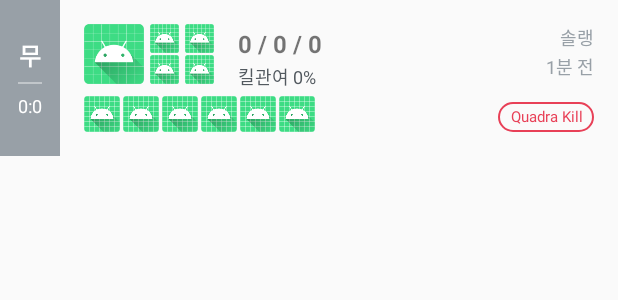
After one commit to KimBooHyeon/Summoner, an Android app: the layout item_game.xml on its own in the app's theme, with its tools: preview values and no code run, on a phone screen of 412 x 824 dp. The commit adds this screen. Shown: the top 300 px of the screen. Run offline under Robolectric (Android 15) with nearby library versions, the phone set to English and light mode, and no system bars; network calls fail.

Commit message:
style: row game

```diff
--- a/app/src/main/java/com/opgg/summoner/adapter/LeagueAdapter.kt
+++ b/app/src/main/java/com/opgg/summoner/adapter/LeagueAdapter.kt
@@ -4,7 +4,7 @@ import android.content.Context
 import android.view.LayoutInflater
 import android.view.ViewGroup
 import com.opgg.summoner.adapter.viewholder.LeagueViewHolder
-import com.opgg.summoner.databinding.RowLeagueBinding
+import com.opgg.summoner.databinding.ItemLeagueBinding
 import com.opgg.summoner.network.models.League
 import com.opgg.summoner.ui.Global
 
@@ -14,7 +14,7 @@ class LeagueAdapter: BaseAdapter<LeagueViewHolder>() {
 
     override fun onCreateViewHolder(parent: ViewGroup, viewType: Int): LeagueViewHolder {
         context = parent.context
-        RowLeagueBinding.inflate(LayoutInflater.from(parent.context), parent, false).let {
+        ItemLeagueBinding.inflate(LayoutInflater.from(parent.context), parent, false).let {
             val holder = LeagueViewHolder(it)
             it.lifecycleOwner = holder
             return holder
--- a/app/src/main/java/com/opgg/summoner/adapter/viewholder/LeagueViewHolder.kt
+++ b/app/src/main/java/com/opgg/summoner/adapter/viewholder/LeagueViewHolder.kt
@@ -1,9 +1,9 @@
 package com.opgg.summoner.adapter.viewholder
 
-import com.opgg.summoner.databinding.RowLeagueBinding
+import com.opgg.summoner.databinding.ItemLeagueBinding
 import com.opgg.summoner.network.models.League
 
-class LeagueViewHolder(private val binding: RowLeagueBinding): BaseViewHolder(binding) {
+class LeagueViewHolder(private val binding: ItemLeagueBinding): BaseViewHolder(binding) {
 
     fun bindView(item: League) {
         binding.vm = LeagueViewHolderVM(item)
--- a/app/src/main/java/com/opgg/summoner/network/ApiDataInterface.kt
+++ b/app/src/main/java/com/opgg/summoner/network/ApiDataInterface.kt
@@ -1,5 +1,6 @@
 package com.opgg.summoner.network
 
+import com.opgg.summoner.network.models.ResponseGame
 import com.opgg.summoner.network.models.ResponseSummoner
 import io.reactivex.rxjava3.core.Observable
 import retrofit2.http.GET
@@ -16,5 +17,5 @@ interface ApiDataInterface {
     fun getSummonerGameInfo(
         @Path("nickname") nickname: String,
         @Query("lastMatch") lastMatch: String,
-    )
+    ): Observable<ResponseGame>
 }
--- /dev/null
+++ b/app/src/main/java/com/opgg/summoner/network/models/Game.kt
@@ -0,0 +1,28 @@
+package com.opgg.summoner.network.models
+
+data class Game(
+    var champion: Champion,
+    var spells: MutableList<ImageUrl>,
+    var items: MutableList<ImageUrl>,
+    var stats: Stats,
+    var isWin: Boolean,
+)
+data class ImageUrl(
+    var imageUrl: String,
+)
+data class Champion(
+    var imageUrl: String,
+    var level: Int = 0,
+)
+data class Stats(
+    var general: General
+)
+data class General(
+    var kill: Int,
+    var death: Int,
+    var asist: Int,
+    var contributionForKillRate: String,
+    var largestMultiKillString: String,
+    var opScoreBadge: String
+)
+data class ResponseGame(var games: Game)
--- /dev/null
+++ b/app/src/main/res/drawable/border_darkish_pink.xml
@@ -0,0 +1,5 @@
+<shape xmlns:android="http://schemas.android.com/apk/res/android">
+    <stroke android:width="1dp" android:color="@color/darkish_pink" />
+    <solid android:color="@android:color/transparent" />
+    <corners android:radius="12dp" />
+</shape>
--- /dev/null
+++ b/app/src/main/res/layout/item_game.xml
@@ -0,0 +1,188 @@
+<?xml version="1.0" encoding="utf-8"?>
+<layout xmlns:android="http://schemas.android.com/apk/res/android"
+    xmlns:app="http://schemas.android.com/apk/res-auto"
+    xmlns:tools="http://schemas.android.com/tools">
+    <androidx.constraintlayout.widget.ConstraintLayout
+        android:layout_width="match_parent"
+        android:layout_height="104dp">
+
+        <LinearLayout
+            android:id="@+id/ll_score"
+            android:orientation="vertical"
+            android:layout_width="40dp"
+            android:layout_height="match_parent"
+            app:layout_constraintLeft_toLeftOf="parent"
+            android:gravity="center"
+            android:background="@color/cool_grey">
+            <TextView
+                android:layout_width="wrap_content"
+                android:layout_height="wrap_content"
+                android:textSize="16sp"
+                android:textColor="@color/white"
+                android:textStyle="bold"
+                tools:text="무"/>
+            <View
+                android:layout_width="16dp"
+                android:layout_height="1dp"
+                android:layout_marginTop="6dp"
+                android:layout_marginBottom="6dp"
+                android:background="@color/white_40"/>
+            <TextView
+                android:layout_width="wrap_content"
+                android:layout_height="wrap_content"
+                android:textSize="12sp"
+                android:textColor="@color/white"
+                tools:text="0:0"/>
+        </LinearLayout>
+
+        <ImageView
+            android:id="@+id/iv_champion"
+            android:layout_width="40dp"
+            android:layout_height="40dp"
+            android:layout_marginTop="16dp"
+            android:layout_marginStart="16dp"
+            app:layout_constraintLeft_toRightOf="@id/ll_score"
+            app:layout_constraintTop_toTopOf="parent"
+            tools:src="@mipmap/ic_launcher_round"/>
+        <RelativeLayout
+            android:id="@+id/rl_spell"
+            android:orientation="vertical"
+            android:layout_width="wrap_content"
+            android:layout_height="40dp"
+            android:layout_marginTop="16dp"
+            android:layout_marginStart="4dp"
+            app:layout_constraintLeft_toRightOf="@id/iv_champion"
+            app:layout_constraintTop_toTopOf="parent">
+            <ImageView
+                android:layout_width="19dp"
+                android:layout_height="19dp"
+                android:layout_alignParentTop="true"
+                tools:src="@mipmap/ic_launcher_round"/>
+            <ImageView
+                android:layout_width="19dp"
+                android:layout_height="19dp"
+                android:layout_alignParentBottom="true"
+                tools:src="@mipmap/ic_launcher_round"/>
+        </RelativeLayout>
+
+        <RelativeLayout
+            android:id="@+id/rl_peak"
+            android:orientation="vertical"
+            android:layout_width="wrap_content"
+            android:layout_height="40dp"
+            android:layout_marginTop="16dp"
+            android:layout_marginStart="4dp"
+            app:layout_constraintLeft_toRightOf="@id/rl_spell"
+            app:layout_constraintTop_toTopOf="parent">
+            <ImageView
+                android:layout_width="19dp"
+                android:layout_height="19dp"
+                android:layout_alignParentTop="true"
+                tools:src="@mipmap/ic_launcher_round"/>
+            <ImageView
+                android:layout_width="19dp"
+                android:layout_height="19dp"
+                android:layout_alignParentBottom="true"
+                tools:src="@mipmap/ic_launcher_round"/>
+        </RelativeLayout>
+
+        <TextView
+            android:id="@+id/tv_kda"
+            android:layout_width="wrap_content"
+            android:layout_height="wrap_content"
+            android:layout_marginTop="18dp"
+            android:layout_marginStart="16dp"
+            app:layout_constraintTop_toTopOf="parent"
+            app:layout_constraintLeft_toRightOf="@id/rl_peak"
+            android:textSize="16sp"
+            android:textStyle="bold"
+            tools:text="0 / 0 / 0"/>
+
+        <TextView
+            android:layout_width="wrap_content"
+            android:layout_height="wrap_content"
+            android:layout_marginTop="2dp"
+            android:layout_marginStart="16dp"
+            app:layout_constraintTop_toBottomOf="@id/tv_kda"
+            app:layout_constraintLeft_toRightOf="@id/rl_peak"
+            android:textSize="12sp"
+            android:textColor="@color/gunmetal"
+            tools:text="킬관여 0%"/>
+
+        <LinearLayout
+            android:orientation="horizontal"
+            android:layout_width="wrap_content"
+            android:layout_height="wrap_content"
+            android:layout_marginBottom="16dp"
+            android:layout_marginStart="16dp"
+            app:layout_constraintLeft_toRightOf="@id/ll_score"
+            app:layout_constraintBottom_toBottomOf="parent">
+            <ImageView
+                android:layout_width="24dp"
+                android:layout_height="24dp"
+                tools:src="@mipmap/ic_launcher_round"/>
+            <ImageView
+                android:layout_width="24dp"
+                android:layout_height="24dp"
+                android:layout_marginStart="2dp"
+                tools:src="@mipmap/ic_launcher_round"/>
+            <ImageView
+                android:layout_width="24dp"
+                android:layout_height="24dp"
+                android:layout_marginStart="2dp"
+                tools:src="@mipmap/ic_launcher_round"/>
+            <ImageView
+                android:layout_width="24dp"
+                android:layout_height="24dp"
+                android:layout_marginStart="2dp"
+                tools:src="@mipmap/ic_launcher_round"/>
+            <ImageView
+                android:layout_width="24dp"
+                android:layout_height="24dp"
+                android:layout_marginStart="2dp"
+                tools:src="@mipmap/ic_launcher_round"/>
+            <ImageView
+                android:layout_width="24dp"
+                android:layout_height="24dp"
+                android:layout_marginStart="2dp"
+                tools:src="@mipmap/ic_launcher_round"/>
+        </LinearLayout>
+
+        <TextView
+            android:id="@+id/tv_game"
+            android:layout_width="wrap_content"
+            android:layout_height="wrap_content"
+            android:layout_marginTop="16dp"
+            android:layout_marginEnd="16dp"
+            app:layout_constraintRight_toRightOf="parent"
+            app:layout_constraintTop_toTopOf="parent"
+            android:textSize="12sp"
+            android:textColor="@color/cool_grey"
+            tools:text="솔랭"/>
+        <TextView
+            android:layout_width="wrap_content"
+            android:layout_height="wrap_content"
+            android:layout_marginTop="1dp"
+            android:layout_marginEnd="16dp"
+            app:layout_constraintRight_toRightOf="parent"
+            app:layout_constraintTop_toBottomOf="@id/tv_game"
+            android:textSize="12sp"
+            android:textColor="@color/cool_grey"
+            tools:text="1분 전"/>
+        <TextView
+            android:id="@+id/tv_multi_kill"
+            android:layout_width="wrap_content"
+            android:layout_height="20dp"
+            android:layout_marginEnd="16dp"
+            android:layout_marginBottom="16dp"
+            android:paddingLeft="8dp"
+            android:paddingRight="8dp"
+            android:gravity="center"
+            app:layout_constraintRight_toRightOf="parent"
+            app:layout_constraintBottom_toBottomOf="parent"
+            android:textSize="10sp"
+            android:textColor="@color/darkish_pink"
+            android:background="@drawable/border_darkish_pink"
+            tools:text="Quadra Kill"/>
+    </androidx.constraintlayout.widget.ConstraintLayout>
+</layout>
--- a/app/src/main/res/layout/layer_header.xml
+++ b/app/src/main/res/layout/layer_header.xml
@@ -97,6 +97,6 @@
             app:layout_constraintBottom_toBottomOf="parent"
             app:layoutManager="androidx.recyclerview.widget.LinearLayoutManager"
             app:leagues="@{vm.leagues}"
-            tools:listitem="@layout/row_league"/>
+            tools:listitem="@layout/item_league"/>
     </androidx.constraintlayout.widget.ConstraintLayout>
 </layout>
```
Also changed, not shown: app/src/main/res/layout/item_league.xml (renamed from app/src/main/res/layout/row_league.xml).
